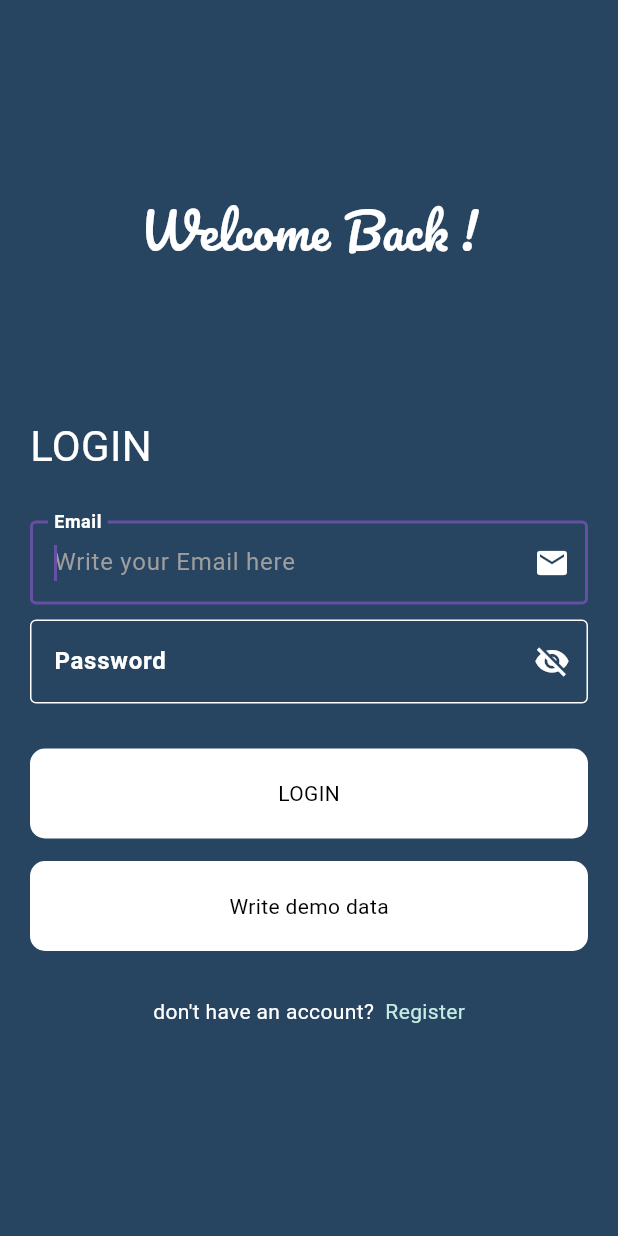
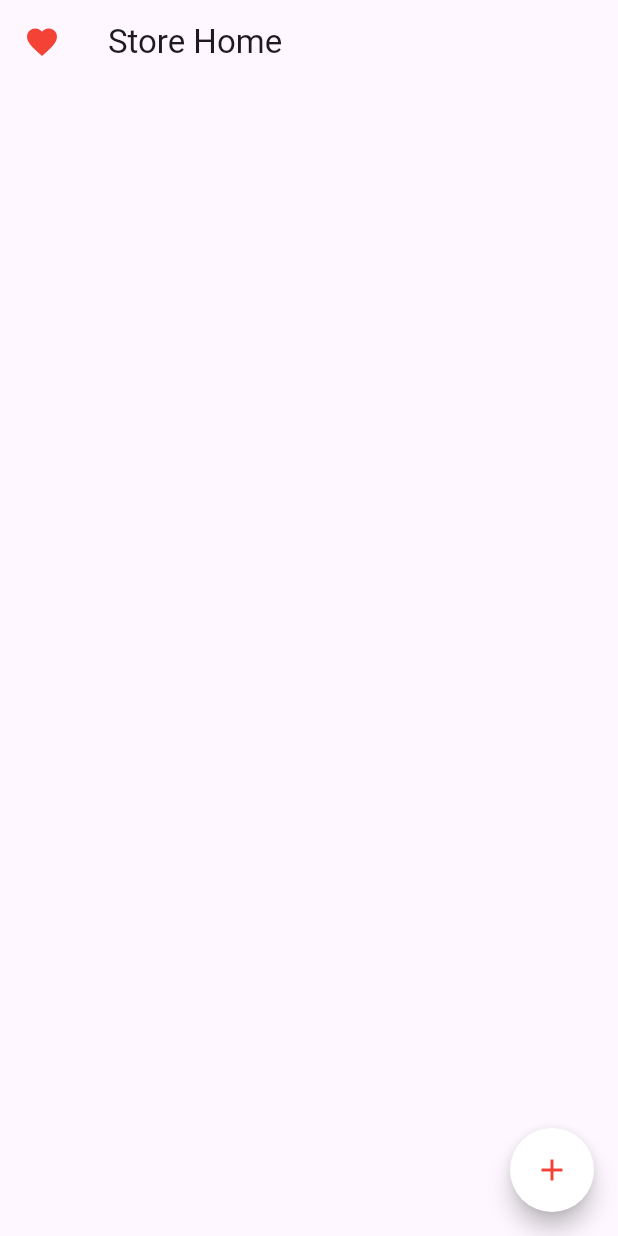
Before and after one commit to ahmedmostafa8701/Enterprise-Mobile-App, a Flutter app: the screen it shows after launch, on a phone screen of 412 x 824 dp. Run offline on Flutter 3.47's test engine with Material 3 defaults, Android fonts, the phone set to English and light mode, and no system bars; drawn by our look-alikes of modal_progress_hud_nsn; our stand-ins replace dio, flutter_bloc, google_maps_flutter, image_picker, sqflite; accounts and stored records are empty.

Commit message:
stores dummy

```diff
--- a/lib/Respository/user_repository.dart
+++ b/lib/Respository/user_repository.dart
@@ -1,5 +1,4 @@
 import 'package:dio/dio.dart';
 
 abstract class UserRespository {
-  Future<>
 }
--- a/lib/main.dart
+++ b/lib/main.dart
@@ -1,6 +1,11 @@
 import 'package:assign_1/screens/login_screen.dart';
 import 'package:assign_1/screens/register_screen.dart';
+import 'package:assign_1/stores/cubit/store_cubit.dart';
+import 'package:assign_1/stores/cubit/store_state.dart';
+import 'package:assign_1/stores/presentation/pages/add_store.dart';
+import 'package:assign_1/stores/presentation/pages/stores_home.dart';
 import 'package:flutter/material.dart';
+import 'package:flutter_bloc/flutter_bloc.dart';
 
 void main() {
   runApp(const Assign());
@@ -11,16 +16,21 @@ class Assign extends StatelessWidget {
 
   @override
   Widget build(BuildContext context) {
-    return MaterialApp(
+    return BlocProvider<StoreCubit>(
+      create: (context) => StoreCubit() ,
+      child: MaterialApp(
         debugShowCheckedModeBanner: false,
         theme: ThemeData(),
 
         routes: {
           LoginScreen.id: (context) => const LoginScreen(),
           RegisterScreen.id: (context) => const RegisterScreen(),
+          StoreHome.id: (context) => const StoreHome(),
+          AddStore.id: (context) => AddStore(),
         },
 
-      initialRoute: LoginScreen.id,
+        initialRoute: StoreHome.id,
+      ),
     );
   }
 }
--- /dev/null
+++ b/lib/stores/cubit/store_cubit.dart
@@ -0,0 +1,20 @@
+import 'package:assign_1/stores/cubit/store_state.dart';
+import 'package:flutter_bloc/flutter_bloc.dart';
+
+import '../model/store.dart';
+import '../model/store_data_source.dart';
+
+class StoreCubit extends Cubit<StoreState>{
+  StoreDataSource storeDataSource = StoreDataSource();
+  List<Store> stores = [];
+  StoreCubit() : super(InitialState());
+  void addStore(Store store){
+    storeDataSource.addStore(store);
+    stores.add(store);
+    emit(StoresUpdatedState(stores));
+  }
+  void getStores() async{
+    stores = await storeDataSource.getStores();
+    emit(StoresUpdatedState(stores));
+  }
+}
--- /dev/null
+++ b/lib/stores/cubit/store_state.dart
@@ -0,0 +1,11 @@
+import '../model/store.dart';
+
+class StoreState{}
+class InitialState extends StoreState{}
+class AddStoreState extends StoreState{}
+class FavoriteStoreState extends StoreState{}
+class UnFavoriteStoreState extends StoreState{}
+class StoresUpdatedState extends StoreState{
+  StoresUpdatedState(this.stores);
+  List<Store> stores;
+}
--- /dev/null
+++ b/lib/stores/model/store.dart
@@ -0,0 +1,7 @@
+import 'package:google_maps_flutter/google_maps_flutter.dart';
+
+class Store{
+  Store({required this.name, required this.location});
+  String name;
+  LatLng location;
+}
--- /dev/null
+++ b/lib/stores/model/store_data_source.dart
@@ -0,0 +1,30 @@
+import 'dart:async';
+
+import 'package:assign_1/stores/model/store.dart';
+import 'package:google_maps_flutter/google_maps_flutter.dart';
+
+import '../../sqflite/sqflite.dart';
+class StoreDataSource{
+  LocalDb localDb = LocalDb();
+  void addStore(Store store) async{
+    localDb.insertData('''
+      INSERT INTO '${localDb.stores}' ('${localDb.storeName}', '${localDb.lat}','${localDb.lng}')
+      VALUES ('${store.name}', '${store.location.latitude.toString()}', '${store.location.longitude.toString()}')
+    ''');
+  }
+  Future<List<Store>> getStores() async {
+    List<Map> stores = await localDb.getData('''
+      SELECT * FROM '${localDb.stores}'
+    ''');
+    List<Store> storeList = [];
+    for (var store in stores) {
+      storeList.add(
+        Store(
+          name: store[localDb.storeName],
+          location: LatLng(double.parse(store[localDb.lat]), double.parse(store[localDb.lng]))
+        )
+      );
+    }
+    return storeList;
+  }
+}
--- /dev/null
+++ b/lib/stores/presentation/pages/stores_home.dart
@@ -0,0 +1,57 @@
+import 'package:flutter/material.dart';
+import 'package:flutter_bloc/flutter_bloc.dart';
+
+import '../../cubit/store_cubit.dart';
+import '../../cubit/store_state.dart';
+import '../widgets/store_widget.dart';
+import 'add_store.dart';
+class StoreHome extends StatelessWidget {
+  const StoreHome({super.key});
+  static String id = 'StoreHome';
+  @override
+  Widget build(BuildContext context) {
+    BlocProvider.of<StoreCubit>(context).getStores();
+    return Scaffold(
+      appBar: AppBar(
+        title: Text('Store Home'),
+        leading: IconButton(
+          icon: Icon(Icons.favorite, color: Colors.red,),
+          alignment: Alignment.topRight,
+          onPressed: () {
+
+          },
+        )
+      ),
+      body: BlocBuilder<StoreCubit, StoreState>(
+        builder: (context, state) {
+          if (state is InitialState) {
+            return Center(
+              child: Text('No Store Added'),
+            );
+          } else if(state is StoresUpdatedState){
+            return ListView.builder(
+              itemCount: state.stores.length,
+              itemBuilder: (context, index) {
+                return StoreWidget(storeName: state.stores[index].name, onTap: () {},);
+              },
+            );
+          }
+          return Container();
+        },
+      ),
+      floatingActionButton: FloatingActionButton(
+        backgroundColor: Colors.white,
+        shape: RoundedRectangleBorder(
+          borderRadius: BorderRadius.circular(30),
+        ),
+        onPressed: () {
+          Navigator.pushNamed(context, AddStore.id);
+        },
+        child: Icon(
+          Icons.add,
+          color: Colors.red,
+        ),
+      )
+    );
+  }
+}
--- a/pubspec.yaml
+++ b/pubspec.yaml
@@ -30,7 +30,7 @@ environment:
 dependencies:
   flutter:
     sdk: flutter
-
+  google_maps_flutter: ^2.0.6
 
   # The following adds the Cupertino Icons font to your application.
   # Use with the CupertinoIcons class for iOS style icons.
@@ -39,6 +39,7 @@ dependencies:
   sqflite: ^2.3.2
   image_picker: ^1.0.7
   dio: ^5.4.2+1
+  flutter_bloc: ^8.1.5
 
 dev_dependencies:
   flutter_test:
```
Also changed, not shown: lib/sqflite/sqflite.dart (+12 -2 lines), lib/stores/presentation/pages/add_store.dart (added, +72 -0 lines), lib/stores/presentation/widgets/store_widget.dart (added, +36 -0 lines), pubspec.lock, 2 other files. Lines whose indentation alone changed are shown as unchanged.
